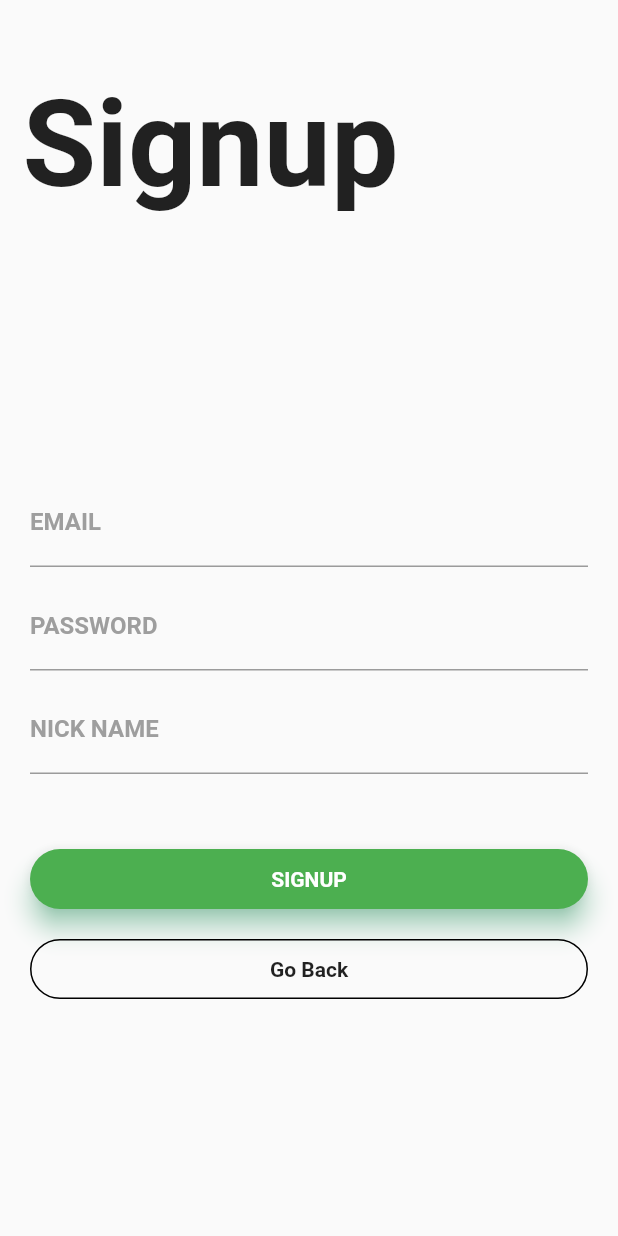
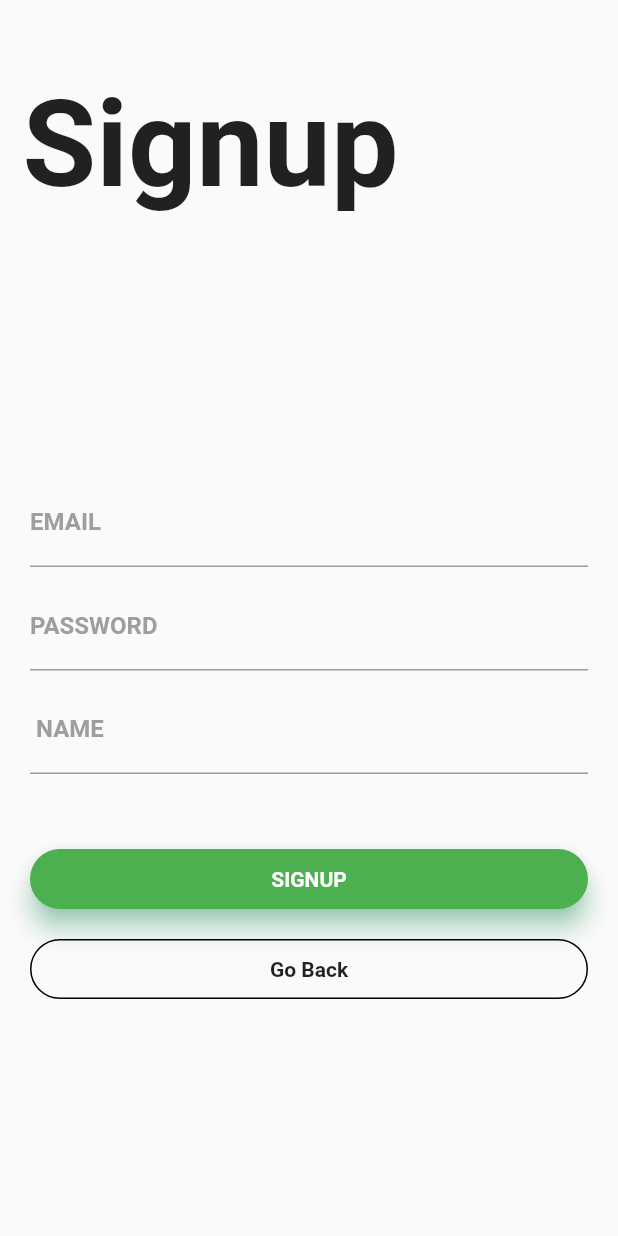
Before and after one commit to dAKdibeam/Smart-Expo-MobileApp, a Flutter app: the SignupPage screen opened by its route, on a phone screen of 412 x 824 dp. Run offline on Flutter 3.47's test engine with Material 2 defaults, Android fonts, the phone set to English and light mode, and no system bars; our stand-ins replace font_awesome_flutter; Roboto replaces fonts that are missing (Montserrat).

Commit message:
edit signup

```diff
--- a/lib/signup.dart
+++ b/lib/signup.dart
@@ -58,7 +58,7 @@ class _SignupPageState extends State<SignupPage> {
                       SizedBox(height: 10.0),
                       TextField(
                         decoration: InputDecoration(
-                            labelText: 'NICK NAME ',
+                            labelText: ' NAME ',
                             labelStyle: TextStyle(
                                 fontFamily: 'Montserrat',
                                 fontWeight: FontWeight.bold,
```
